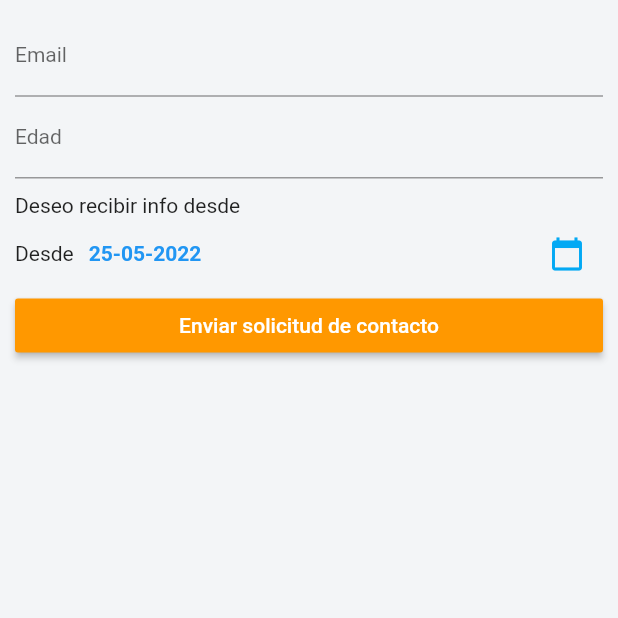
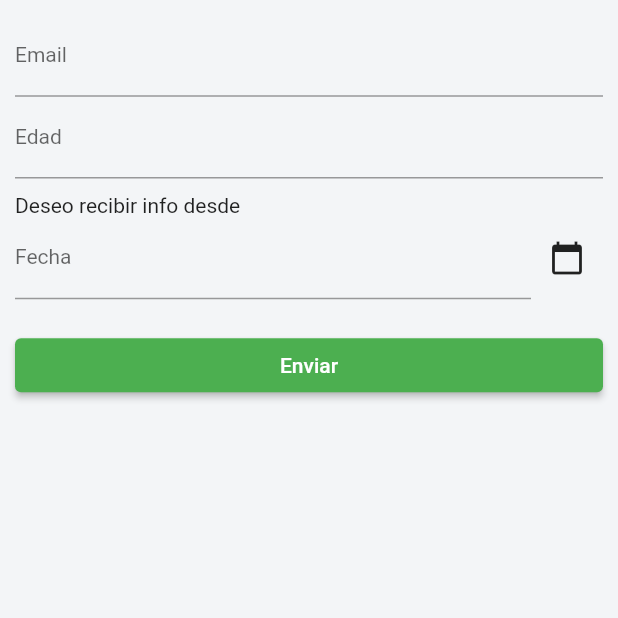
Before and after one commit to Esteban1901/mobile_project, a Flutter app: the ContactView screen opened directly, on a phone screen of 412 x 824 dp, the top half of it. Run offline on Flutter 3.47's test engine with Material 2 defaults, Android fonts, the phone set to English and light mode, and no system bars; our stand-ins replace font_awesome_flutter.

Commit message:
change base color

```diff
--- a/lib/screens/contact.dart
+++ b/lib/screens/contact.dart
@@ -32,45 +32,36 @@ class ContactView extends StatelessWidget {
               height: 10,
             ),
             Text('Deseo recibir info desde'),
-            // a date picker that has today's date as the default
+            // a date selector
             Row(
               children: <Widget>[
-                const Text('Desde'),
-                const SizedBox(
-                  width: 10,
+                Expanded(
+                  child: TextFormField(
+                    decoration: const InputDecoration(
+                      labelText: 'Fecha',
+                    ),
+                    style: const TextStyle(
+                      fontSize: 14.0,
+                    ),
+                    keyboardType: TextInputType.datetime,
+                  ),
                 ),
-                Expanded(
-                  child: Row(
-                    mainAxisAlignment: MainAxisAlignment.spaceBetween,
-                    children: [
-                      Text('25-05-2022',
-                          style: const TextStyle(
-                            color: Colors.blue,
-                            fontWeight: FontWeight.bold,
-                          )),
-                      IconButton(
-                        icon: const Icon(Icons.calendar_today,
-                            color: Colors.lightBlue),
-                        onPressed: () {},
-                      ),
-                    ],
-                  ),
+                IconButton(
+                  icon: const Icon(Icons.calendar_today),
+                  onPressed: () {},
                 ),
               ],
             ),
-
+            SizedBox(
+              height: 20,
+            ),
             ElevatedButton(
               onPressed: () {},
-              child: const Text('Enviar solicitud de contacto'),
-              // width
+              child: const Text('Enviar'),
               style: ElevatedButton.styleFrom(
+                primary: Colors.green,
+                onPrimary: Colors.white,
                 minimumSize: const Size(1000, 36),
-                padding: const EdgeInsets.symmetric(horizontal: 16),
-                primary: Colors.orange,
-                onPrimary: Colors.white,
-                shape: const RoundedRectangleBorder(
-                  borderRadius: BorderRadius.all(Radius.circular(2)),
-                ),
               ),
             ),
           ],
```
